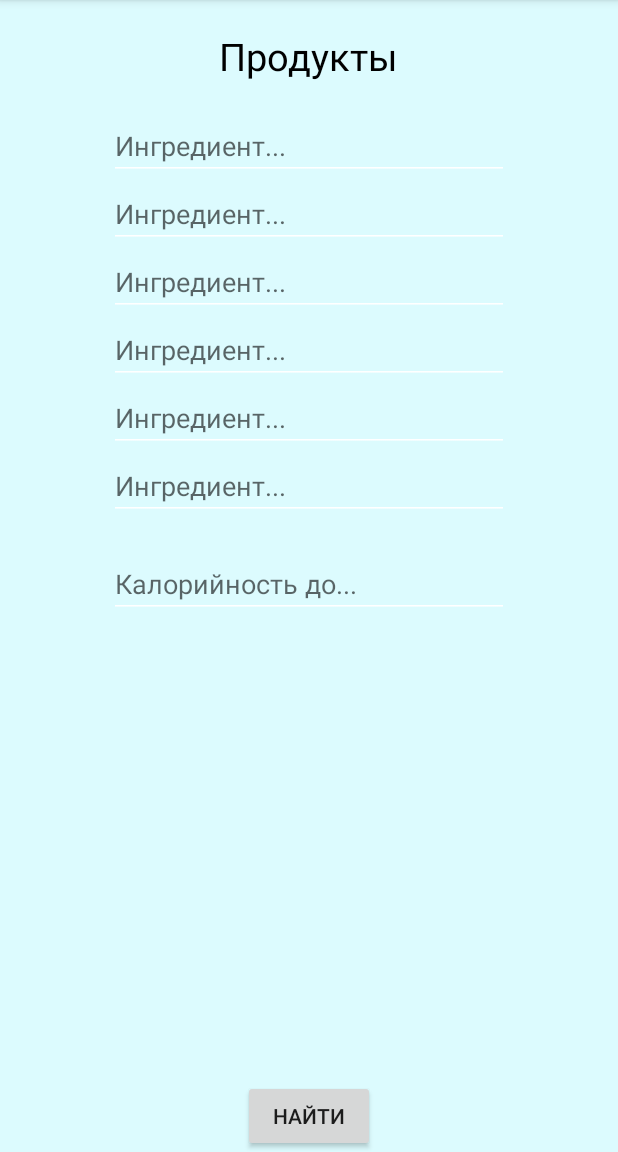
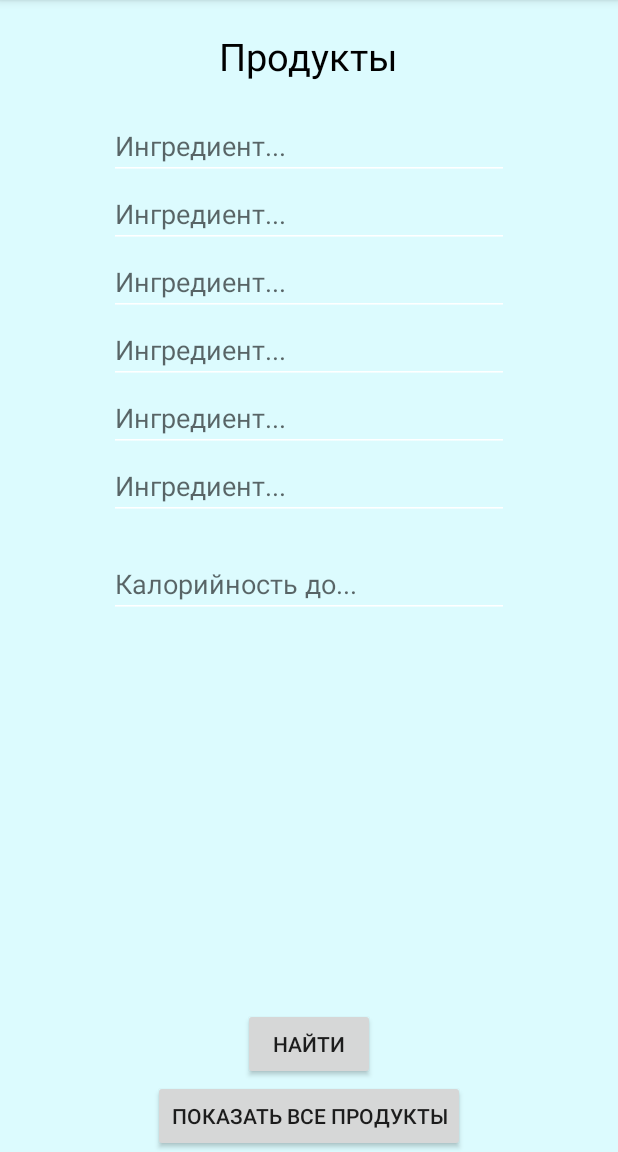
Before and after one commit to Elizaveta19/Recipes_Project, an Android app: the fragment SearchRecipesFragment placed in its activity, on a phone screen of 412 x 824 dp, the part 84-1236 px from its top. Run offline under Robolectric (Android 15) with nearby library versions, the phone set to English and light mode, and no system bars.

Commit message:
Для отката

```diff
--- a/Recipes/app/build.gradle
+++ b/Recipes/app/build.gradle
@@ -24,4 +24,5 @@ dependencies {
     compile 'com.android.support:appcompat-v7:23.0.1'
     compile 'com.android.support:design:23.0.1'
     compile 'org.jsoup:jsoup:1.8.3'
+    compile group: 'org.apache.httpcomponents' , name: 'httpclient-android' , version: '4.3.5.1'
 }
--- a/Recipes/app/src/main/AndroidManifest.xml
+++ b/Recipes/app/src/main/AndroidManifest.xml
@@ -22,6 +22,11 @@
         <activity android:name=".RecipesResult"
             android:label="RecipesResult">
         </activity>
+
+        <activity
+            android:name=".AllProductsActivity"
+            android:label="All Products" >
+        </activity>
     </application>
 
 </manifest>
--- a/Recipes/app/src/main/java/com/acer/recipes/MainActivity.java
+++ b/Recipes/app/src/main/java/com/acer/recipes/MainActivity.java
@@ -133,7 +133,6 @@ public class MainActivity extends AppCompatActivity {
 
     @Override
     public boolean onCreateOptionsMenu(Menu menu) {
-        // Inflate the menu; this adds items to the action bar if it is present.
         getMenuInflater().inflate(R.menu.menu_main, menu);
         return true;
     }
--- a/Recipes/app/src/main/java/com/acer/recipes/RecipesResult.java
+++ b/Recipes/app/src/main/java/com/acer/recipes/RecipesResult.java
@@ -28,8 +28,6 @@ public class RecipesResult extends Activity{
         MyTask mt = new MyTask();
         mt.execute();
     }
-
-
 
     class MyTask extends AsyncTask<Void, Void, Void>
     {
--- a/Recipes/app/src/main/java/com/acer/recipes/fragments/SearchRecipesFragment.java
+++ b/Recipes/app/src/main/java/com/acer/recipes/fragments/SearchRecipesFragment.java
@@ -1,31 +1,23 @@
 package com.acer.recipes.fragments;
 
 import android.content.Intent;
-import android.os.AsyncTask;
 import android.os.Bundle;
-import android.provider.DocumentsContract;
 import android.support.annotation.Nullable;
 import android.support.v4.app.Fragment;
 import android.view.LayoutInflater;
 import android.view.View;
 import android.view.ViewGroup;
 import android.widget.Button;
-import android.widget.TextView;
-
 import com.acer.recipes.R;
 import com.acer.recipes.RecipesResult;
 
-import org.jsoup.Jsoup;
-import org.jsoup.nodes.Document;
-import org.w3c.dom.Text;
-
-import java.io.IOException;
 
 public class SearchRecipesFragment extends Fragment implements View.OnClickListener{
 
     private static final int LAYOUT = R.layout.activity_search_recipes;
     private View view;
     Button sa_searchButton;
+    Button sa_allProductsButton;
 
     @Nullable
     @Override
@@ -33,14 +25,23 @@ public class SearchRecipesFragment extends Fragment implements View.OnClickListe
         view = inflater.inflate(LAYOUT, container, false);
 
         sa_searchButton= (Button) view.findViewById(R.id.sa_searchButton);
+        sa_allProductsButton= (Button) view.findViewById(R.id.sa_allProductsButton);
         sa_searchButton.setOnClickListener(this);
+        sa_allProductsButton.setOnClickListener(this);
         return view;
     }
 
     @Override
     public void onClick(View v) {
-        Intent intent = new Intent(getActivity(), RecipesResult.class);
-        startActivity(intent);
+        switch (v.getId()){
+            case R.id.sa_searchButton:
+                Intent intent = new Intent(getActivity(), RecipesResult.class);
+                startActivity(intent);
+                break;
+            case R.id.sa_allProductsButton:
+                //new RequestTask().execute("http://myhomepage.hol.es/login.php");
+                break;
+        }
     }
 
     public static SearchRecipesFragment getFragment()
--- a/Recipes/app/src/main/res/layout/activity_search_recipes.xml
+++ b/Recipes/app/src/main/res/layout/activity_search_recipes.xml
@@ -74,5 +74,10 @@
         android:layout_height="wrap_content"
         android:text="@string/asr_search_button" />
 
+    <Button
+        android:id="@+id/sa_allProductsButton"
+        android:layout_width="wrap_content"
+        android:layout_height="wrap_content"
+        android:text="Показать все продукты" />
 
 </LinearLayout>
```
Also changed, not shown: Recipes/app/src/main/java/com/acer/recipes/AllProductsActivity.java (added, +13 -0 lines), Recipes/app/src/main/res/layout/activity_all_products.xml (added, +16 -0 lines), Recipes/app/src/main/res/layout/list_item.xml (added, +25 -0 lines), Recipes/app/libs/httpcore-4.3.2.jar (added), Recipes/app/libs/httpmime-4.3.5.jar (added), Recipes/app/libs/json-20090211.jar (added), 1 other file.
